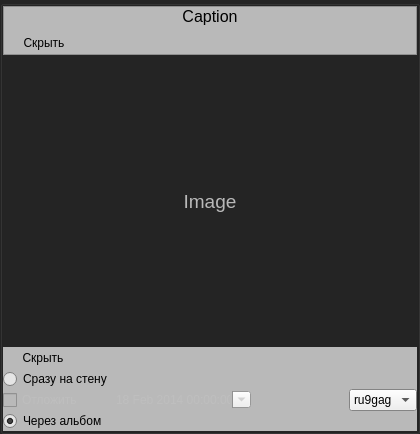
First picture: the form in resourses/EditListItem.ui, repository sashgorokhov-heaven/python-9gag-gui-old, before the edit.
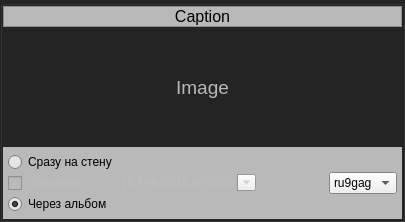
Second picture: the form after the edit. Icons and pictures are not drawn.

The edit to the form file:
```diff
--- a/resourses/EditListItem.ui
+++ b/resourses/EditListItem.ui
@@ -6,8 +6,8 @@
    <rect>
     <x>0</x>
     <y>0</y>
-    <width>420</width>
-    <height>434</height>
+    <width>401</width>
+    <height>222</height>
    </rect>
   </property>
   <property name="sizePolicy">
@@ -219,62 +219,20 @@
         </property>
        </widget>
       </item>
-      <item>
-       <layout class="QHBoxLayout" name="horizontalLayout">
-        <item>
-         <widget class="QPushButton" name="hideButton">
-          <property name="sizePolicy">
-           <sizepolicy hsizetype="Minimum" vsizetype="Minimum">
-            <horstretch>0</horstretch>
-            <verstretch>0</verstretch>
-           </sizepolicy>
-          </property>
-          <property name="cursor">
-           <cursorShape>ArrowCursor</cursorShape>
-          </property>
-          <property name="text">
-           <string>Скрыть</string>
-          </property>
-          <property name="iconSize">
-           <size>
-            <width>0</width>
-            <height>0</height>
-           </size>
-          </property>
-          <property name="flat">
-           <bool>true</bool>
-          </property>
-         </widget>
-        </item>
-        <item>
-         <spacer name="horizontalSpacer_4">
-          <property name="orientation">
-           <enum>Qt::Horizontal</enum>
-          </property>
-          <property name="sizeHint" stdset="0">
-           <size>
-            <width>40</width>
-            <height>20</height>
-           </size>
-          </property>
-         </spacer>
-        </item>
-       </layout>
-      </item>
      </layout>
     </widget>
    </item>
    <item>
     <widget class="QLabel" name="imageLabel">
      <property name="sizePolicy">
-      <sizepolicy hsizetype="Expanding" vsizetype="Expanding">
+      <sizepolicy hsizetype="Preferred" vsizetype="Expanding">
        <horstretch>0</horstretch>
        <verstretch>0</verstretch>
       </sizepolicy>
      </property>
      <property name="minimumSize">
       <size>
-       <width>0</width>
+       <width>399</width>
        <height>0</height>
       </size>
      </property>
@@ -444,38 +402,11 @@
       <property name="margin">
        <number>0</number>
       </property>
-      <item>
-       <layout class="QHBoxLayout" name="horizontalLayout_2">
-        <item>
-         <widget class="QPushButton" name="hideButton2">
-          <property name="cursor">
-           <cursorShape>ArrowCursor</cursorShape>
-          </property>
-          <property name="text">
-           <string>Скрыть</string>
-          </property>
-          <property name="flat">
-           <bool>true</bool>
-          </property>
-         </widget>
-        </item>
-        <item>
-         <spacer name="horizontalSpacer_3">
-          <property name="orientation">
-           <enum>Qt::Horizontal</enum>
-          </property>
-          <property name="sizeHint" stdset="0">
-           <size>
-            <width>40</width>
-            <height>20</height>
-           </size>
-          </property>
-         </spacer>
-        </item>
-       </layout>
-      </item>
       <item>
        <layout class="QGridLayout" name="gridLayout">
+        <property name="margin">
+         <number>5</number>
+        </property>
         <item row="2" column="0">
          <widget class="QRadioButton" name="useAlbumRB">
           <property name="text">
```
